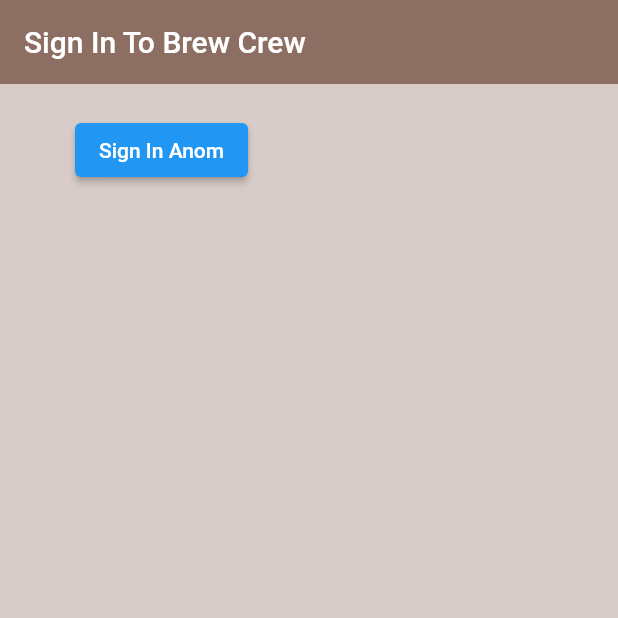
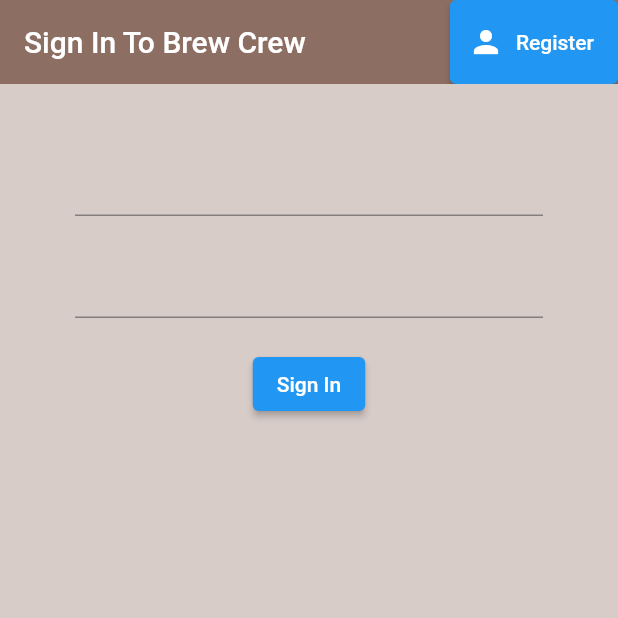
Before and after one commit to 0xajinkya/brew_crew, a Flutter app: the screen it shows after launch, on a phone screen of 412 x 824 dp, the top half of it. Run offline on Flutter 3.47's test engine with Material 2 defaults, Android fonts, the phone set to English and light mode, and no system bars; our stand-ins replace firebase_auth, firebase_core; accounts and stored records are empty; generated files the repository leaves out were written again.

Commit message:
Register Widget Completed

```diff
--- a/lib/screens/authenticate/authenticate.dart
+++ b/lib/screens/authenticate/authenticate.dart
@@ -1,3 +1,4 @@
+import 'package:brew_crew/screens/authenticate/register.dart';
 import 'package:brew_crew/screens/authenticate/sign_in.dart';
 import 'package:flutter/material.dart';
 
@@ -9,12 +10,22 @@ class Authenticate extends StatefulWidget {
   State<Authenticate> createState() => _AuthenticateState();
 }
 
+
 class _AuthenticateState extends State<Authenticate> {
+
+  bool showSignIn = true;
+
+  void toggleView(){
+    setState(() {
+      showSignIn = !showSignIn;
+    });
+  }
+
   @override
   Widget build(BuildContext context) {
     // ignore: avoid_unnecessary_containers
     return Container(
-      child: const SignIn(),
+      child: showSignIn ? SignIn(toggleView: toggleView) : Register(toggleView: toggleView),
     );
   }
 }
--- a/lib/screens/authenticate/sign_in.dart
+++ b/lib/screens/authenticate/sign_in.dart
@@ -3,7 +3,9 @@ import 'package:brew_crew/services/auth.dart';
 import 'package:flutter/material.dart';
 
 class SignIn extends StatefulWidget {
-  const SignIn({super.key});
+
+  final Function toggleView;
+  const SignIn({required this.toggleView});
 
   @override
   State<SignIn> createState() => _SignInState();
@@ -13,6 +15,10 @@ class _SignInState extends State<SignIn> {
 
   final AuthService _auth = AuthService();
 
+  //Text Field State
+  String email ='';
+  String password ='';
+
   @override
   Widget build(BuildContext context) {
     return Scaffold(
@@ -21,21 +27,49 @@ class _SignInState extends State<SignIn> {
         backgroundColor: Colors.brown[400],
         elevation: 0,
         title: const Text('Sign In To Brew Crew'),
+        actions: <Widget>[
+          ElevatedButton.icon(
+              onPressed: (){
+                widget.toggleView();
+              },
+              icon: Icon(Icons.person),
+              label: Text('Register'),
+          ),
+        ],
       ),
       body: Container(
         padding: const EdgeInsets.symmetric(vertical: 20.0, horizontal: 50.0),
-        child: ElevatedButton(
-          child: Text('Sign In Anom'),
-          onPressed: () async {
-            dynamic result = await _auth.signInAnom();
-            if(result == null){
-              print('Error Signing In');
-            } else {
-              print('Signed In');
-              print(result.uid);
-            }
-          },
-          ),
+        child: Form(
+          child: Column(
+            children: <Widget>[
+              SizedBox(height: 20),
+              TextFormField(
+                onChanged: (val){
+                    setState(() => email = val);
+                },
+              ),
+              SizedBox(height: 20),
+              TextFormField(
+                obscureText: true,
+                onChanged: (val){
+                  setState(() => password = val);
+                },
+              ),
+              SizedBox(height: 20),
+              ElevatedButton(
+                  onPressed: () async {
+                    // await _auth.signIn();
+                  },
+                  child: Text(
+                    'Sign In',
+                    style: TextStyle(
+                      color: Colors.white,
+                    ),
+                  )
+              )
+            ]
+          )
+        ),
       ),
     );
   }
--- a/lib/screens/wrapper.dart
+++ b/lib/screens/wrapper.dart
@@ -11,7 +11,8 @@ class Wrapper extends StatelessWidget {
   Widget build(BuildContext context) {
     final user = Provider.of<User?>(context);
     print(user);
+
     //Return Either Home Or Authenticate Widget
-    return Authenticate();
+    return user != null ? Home() : Authenticate();
   }
 }
```
Also changed, not shown: lib/screens/authenticate/register.dart (added, +100 -0 lines), lib/screens/home/home.dart (+20 -4 lines), lib/services/auth.dart (+17 -0 lines).
